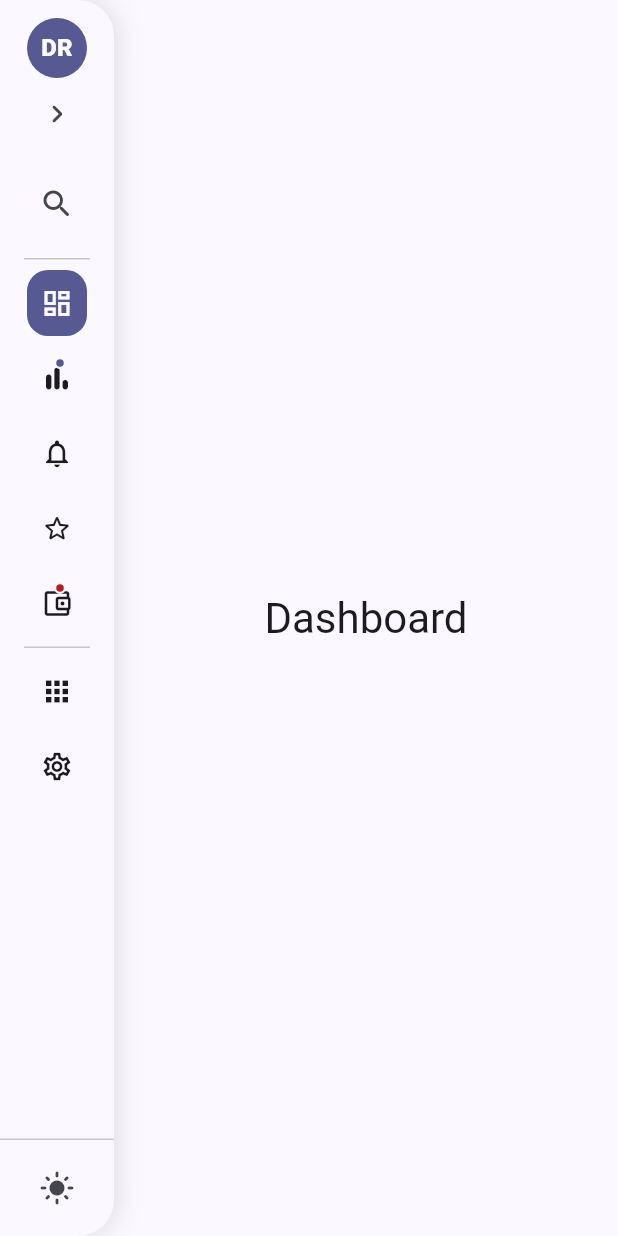
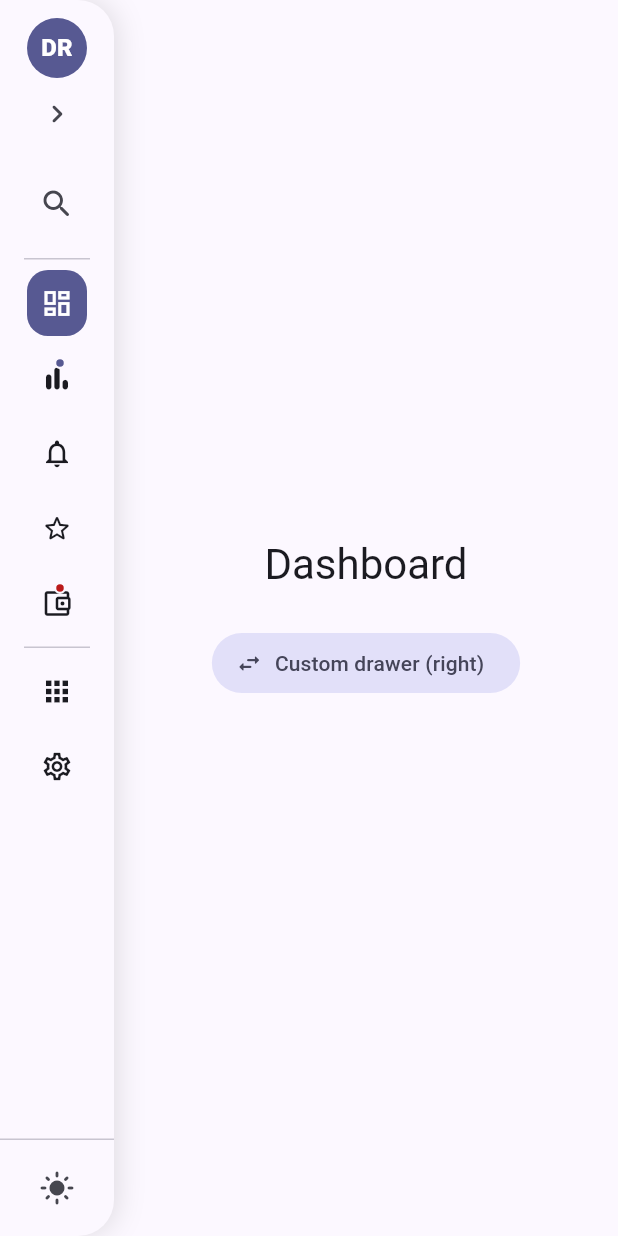
Before and after one commit to Franklyn-R-Silva/drawer_rail, a Flutter app: the screen it shows after launch, after a tap on the "chevron left" icon, on a phone screen of 412 x 824 dp. Run offline on Flutter 3.47's test engine with Material 3 defaults, Android fonts, the phone set to English and light mode, and no system bars.

Commit message:
Add right-positioned custom example and position tests
- example: toggle between the default left drawer and a fully custom
  right-side drawer (green accent, wider layout, flipped chevrons,
  non-uppercase sections); the Row reorders to match the theme's position
- tests: assert the drawer rounds the right edge when positioned left and
  the left edge when positioned right

Co-Authored-By: Claude Opus 4.8 (1M context) <noreply@anthropic.com>

```diff
--- a/example/lib/main.dart
+++ b/example/lib/main.dart
@@ -66,6 +66,9 @@ class _HomePageState extends State<HomePage> {
   final _controller = DrawerRailController(selectedId: 'dashboard');
   String _title = 'Dashboard';
 
+  /// Toggles between the default left drawer and a fully custom right one.
+  bool _customRight = false;
+
   @override
   void dispose() {
     _controller.dispose();
@@ -74,6 +77,35 @@ class _HomePageState extends State<HomePage> {
 
   /// Simulate navigation by just updating the content area title.
   void _go(String title) => setState(() => _title = title);
+
+  /// A fully customized theme placing the drawer on the right, with a green
+  /// accent, wider layout, custom chrome icons and non-uppercase sections.
+  static const _rightTheme = DrawerRailTheme(
+    position: DrawerRailPosition.right,
+    expandedWidth: 320,
+    railWidth: 84,
+    borderRadius: 32,
+    itemBorderRadius: 12,
+    railItemHeight: 48,
+    iconSize: 22,
+    railIconSize: 24,
+    pressedScale: 0.95,
+    sectionUppercase: false,
+    selectedColor: Color(0xFF10B981),
+    onSelectedColor: Colors.white,
+    sectionColor: Color(0xFF10B981),
+    badgeCountColor: Color(0xFFF43F5E),
+    sectionTextStyle: TextStyle(fontWeight: FontWeight.w700, fontSize: 12),
+    labelTextStyle: TextStyle(fontWeight: FontWeight.w600),
+    // On a right-side drawer, flip the chevrons to point toward the edge.
+    collapseIcon: Icons.chevron_right_rounded,
+    expandIcon: Icons.chevron_left_rounded,
+    groupTrailingIcon: Icons.expand_more_rounded,
+    groupAnimationDuration: Duration(milliseconds: 260),
+  );
+
+  DrawerRailTheme get _theme =>
+      _customRight ? _rightTheme : const DrawerRailTheme();
 
   List<DrawerEntry> get _entries => [
         const DrawerSection('Main'),
@@ -146,12 +178,11 @@ class _HomePageState extends State<HomePage> {
   @override
   Widget build(BuildContext context) {
     final scheme = Theme.of(context).colorScheme;
-    return Scaffold(
-      body: Row(
-        children: [
-          DrawerRail(
+
+    final drawer = DrawerRail(
       controller: _controller,
       entries: _entries,
+      theme: _theme,
       headerBuilder: (context, collapsed) {
         final logo = CircleAvatar(
           radius: 20,
@@ -222,17 +253,35 @@ class _HomePageState extends State<HomePage> {
           ),
         );
       },
-          ),
-          Expanded(
+    );
+
+    final content = Expanded(
       child: Center(
-              child: Text(
-                _title,
-                style: Theme.of(context).textTheme.headlineMedium,
-              ),
+        child: Column(
+          mainAxisSize: MainAxisSize.min,
+          children: [
+            Text(_title, style: Theme.of(context).textTheme.headlineMedium),
+            const SizedBox(height: 24),
+            FilledButton.tonalIcon(
+              onPressed: () => setState(() => _customRight = !_customRight),
+              icon: const Icon(Icons.swap_horiz_rounded),
+              label: Text(
+                _customRight
+                    ? 'Default drawer (left)'
+                    : 'Custom drawer (right)',
               ),
             ),
           ],
         ),
+      ),
+    );
+
+    // Order the row so the drawer sits on the side its theme declares.
+    final onRight = _theme.position == DrawerRailPosition.right;
+    return Scaffold(
+      body: Row(
+        children: onRight ? [content, drawer] : [drawer, content],
+      ),
     );
   }
 }
```
Also changed, not shown: 1 other file. Lines whose indentation alone changed are shown as unchanged.
